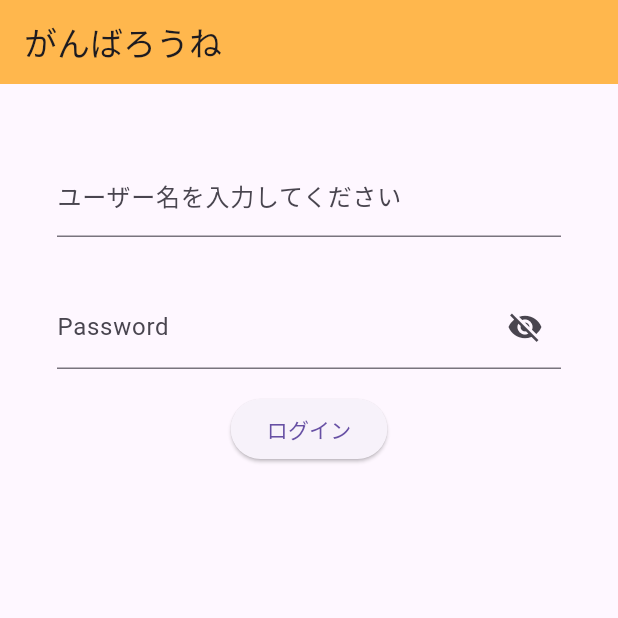
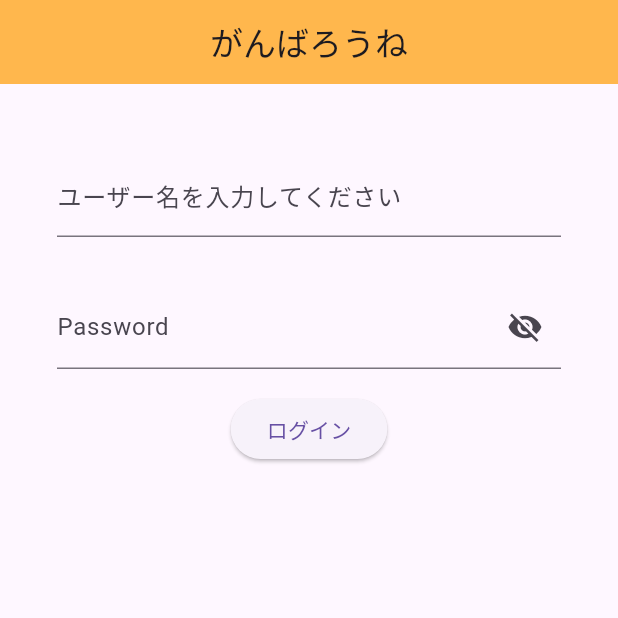
Before and after one commit to Ryosan846538/Ganbaroune, a Flutter app: the screen it shows after launch, on a phone screen of 412 x 824 dp, the top half of it. Run offline on Flutter 3.47's test engine with Material 3 defaults, Android fonts, the phone set to English and light mode, and no system bars; our stand-ins replace flip_card, stop_watch_timer.

```diff
--- a/lib/screen/login.dart
+++ b/lib/screen/login.dart
@@ -16,7 +16,8 @@ class _LoginPageState extends State<LoginPage> {
     return Scaffold(
       appBar: AppBar(
         title: const Text('がんばろうね'),
-          backgroundColor: Colors.orange[300],
+        backgroundColor: Colors.orange[300],
+        centerTitle: true,
       ),
       body: Center(
         child: Container(
```
Also changed, not shown: lib/screen/stop_watch.dart (+6 -3 lines).
